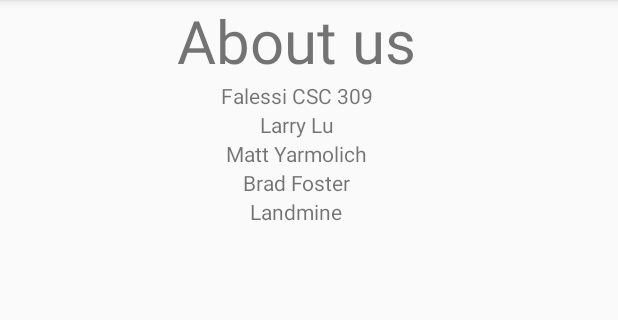
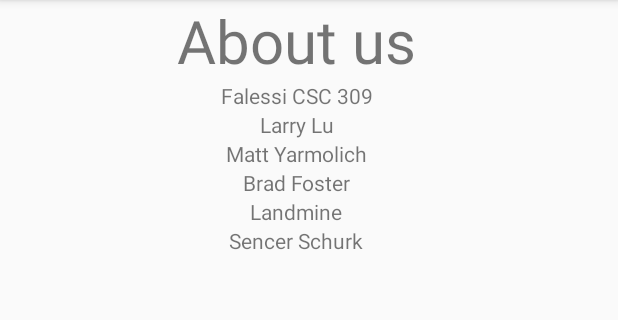
Before and after one commit to rocketeer55/Crowd-Control, an Android app: the AboutActivity screen opened directly, with no data from a screen before it, on a phone screen of 412 x 824 dp, the part 84-404 px from its top. Run offline under Robolectric (Android 15) with nearby library versions, the phone set to English and light mode, and no system bars.

Commit message:
Added my name to the About page ???

```diff
--- a/app/src/main/res/layout/activity_about.xml
+++ b/app/src/main/res/layout/activity_about.xml
@@ -55,6 +55,13 @@
             android:layout_height="wrap_content"
             android:text="Landmine"
             android:textAlignment="center" />
+
+        <TextView
+            android:id="@+id/textView6"
+            android:layout_width="match_parent"
+            android:layout_height="wrap_content"
+            android:text="Sencer Schurk"
+            android:textAlignment="center" />
     </LinearLayout>
 
 
```
